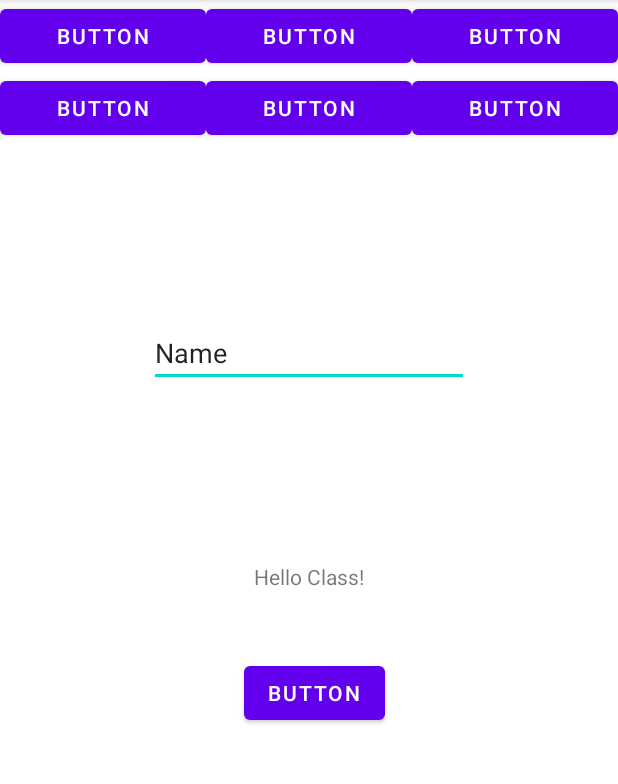
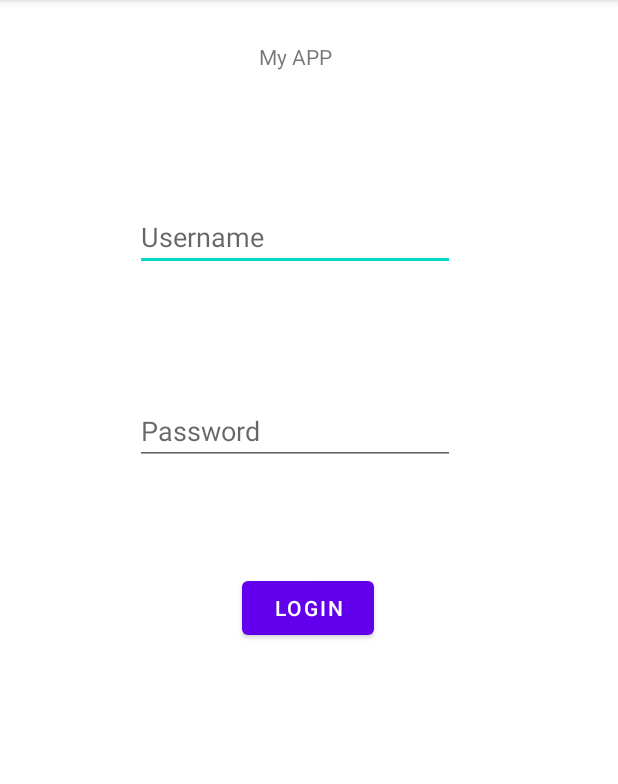
Before and after one commit to ludk17/vj20222, an Android app: the screen it shows after launch (MainActivity before the commit, LoginActivity after it), on a phone screen of 412 x 824 dp, the part 84-868 px from its top. Run offline under Robolectric (Android 15) with nearby library versions, the phone set to English and light mode, and no system bars.

```diff
--- a/app/build.gradle
+++ b/app/build.gradle
@@ -35,4 +35,8 @@ dependencies {
     testImplementation 'junit:junit:4.13.2'
     androidTestImplementation 'androidx.test.ext:junit:1.1.3'
     androidTestImplementation 'androidx.test.espresso:espresso-core:3.4.0'
+
+    implementation 'com.squareup.retrofit2:retrofit:2.9.0'
+    implementation 'com.squareup.retrofit2:converter-gson:2.9.0'
+
 }
--- /dev/null
+++ b/app/src/main/java/com/example/vj20222/LoginActivity.java
@@ -0,0 +1,66 @@
+package com.example.vj20222;
+
+import androidx.appcompat.app.AppCompatActivity;
+
+import android.content.Intent;
+import android.content.SharedPreferences;
+import android.os.Bundle;
+import android.util.Log;
+import android.view.View;
+import android.widget.Button;
+import android.widget.EditText;
+
+import okhttp3.Credentials;
+
+public class LoginActivity extends AppCompatActivity {
+
+    private EditText eUsername;
+    private EditText ePassword;
+    private Button btnLogin;
+
+    private SharedPreferences sharedPreferences;
+
+    @Override
+    protected void onCreate(Bundle savedInstanceState) {
+        super.onCreate(savedInstanceState);
+        setContentView(R.layout.activity_login);
+
+        sharedPreferences = getSharedPreferences("com.example.vj20222.MyAPPVJ", MODE_PRIVATE);
+
+        if (sharedPreferences.getString("AUTHORIZATION", null) != null) {
+            redirectToMainActivity();
+        } else {
+
+            eUsername = findViewById(R.id.etLoginUsername);
+            ePassword = findViewById(R.id.etLoginPassword);
+            btnLogin = findViewById(R.id.btnLogin);
+
+            setUpLoginButton();
+        }
+
+    }
+
+    private void setUpLoginButton() {
+
+        btnLogin.setOnClickListener(new View.OnClickListener() {
+            @Override
+            public void onClick(View view) {
+                String credentials = Credentials.basic(eUsername.getText().toString(), ePassword.getText().toString());
+
+                SharedPreferences.Editor sharedEditor = sharedPreferences.edit();
+                sharedEditor.putString("AUTHORIZATION", credentials);
+                sharedEditor.apply();
+
+                redirectToMainActivity();
+
+            }
+        });
+
+    }
+
+    private void redirectToMainActivity() {
+        Intent intent = new Intent(getApplicationContext(), MainActivity.class);
+        startActivity(intent);
+        finish();
+    }
+}
--- /dev/null
+++ b/app/src/main/res/layout/activity_login.xml
@@ -0,0 +1,63 @@
+<?xml version="1.0" encoding="utf-8"?>
+<androidx.constraintlayout.widget.ConstraintLayout xmlns:android="http://schemas.android.com/apk/res/android"
+    xmlns:app="http://schemas.android.com/apk/res-auto"
+    xmlns:tools="http://schemas.android.com/tools"
+    android:layout_width="match_parent"
+    android:layout_height="match_parent"
+    tools:context=".LoginActivity">
+
+
+    <TextView
+        android:id="@+id/tvTitle"
+        android:layout_width="wrap_content"
+        android:layout_height="wrap_content"
+        android:layout_marginTop="28dp"
+        android:text="My APP"
+        app:layout_constraintEnd_toEndOf="parent"
+        app:layout_constraintHorizontal_bias="0.475"
+        app:layout_constraintStart_toStartOf="parent"
+        app:layout_constraintTop_toTopOf="parent" />
+
+    <EditText
+        android:id="@+id/etLoginUsername"
+        android:layout_width="wrap_content"
+        android:layout_height="wrap_content"
+        android:layout_marginTop="88dp"
+        android:ems="10"
+        android:inputType="textPersonName"
+        android:hint="Username"
+        app:layout_constraintBottom_toTopOf="@+id/etLoginPassword"
+        app:layout_constraintEnd_toEndOf="parent"
+        app:layout_constraintHorizontal_bias="0.452"
+        app:layout_constraintStart_toStartOf="parent"
+        app:layout_constraintTop_toBottomOf="@+id/tvTitle"
+        app:layout_constraintVertical_bias="0.0" />
+
+    <EditText
+        android:id="@+id/etLoginPassword"
+        android:layout_width="wrap_content"
+        android:layout_height="wrap_content"
+        android:layout_marginTop="84dp"
+        android:ems="10"
+        android:hint="Password"
+        android:inputType="textPassword"
+        app:layout_constraintEnd_toEndOf="parent"
+        app:layout_constraintHorizontal_bias="0.452"
+        app:layout_constraintStart_toStartOf="parent"
+        app:layout_constraintTop_toBottomOf="@+id/etLoginUsername" />
+
+
+    <Button
+        android:id="@+id/btnLogin"
+        android:layout_width="wrap_content"
+        android:layout_height="wrap_content"
+        android:layout_marginTop="68dp"
+        android:text="Login"
+        app:layout_constraintBottom_toBottomOf="parent"
+        app:layout_constraintEnd_toEndOf="parent"
+        app:layout_constraintHorizontal_bias="0.498"
+        app:layout_constraintStart_toStartOf="parent"
+        app:layout_constraintTop_toBottomOf="@+id/etLoginPassword"
+        app:layout_constraintVertical_bias="0.009" />
+
+</androidx.constraintlayout.widget.ConstraintLayout>
```
Also changed, not shown: app/src/main/AndroidManifest.xml (+12 -5 lines), app/src/main/java/com/example/vj20222/MainActivity.java (+46 -0 lines), app/src/main/java/com/example/vj20222/entities/User.java (added, +10 -0 lines), app/src/main/java/com/example/vj20222/factories/RetrofitFactory.java (added, +54 -0 lines), app/src/main/java/com/example/vj20222/services/UserService.java (added, +14 -0 lines).
